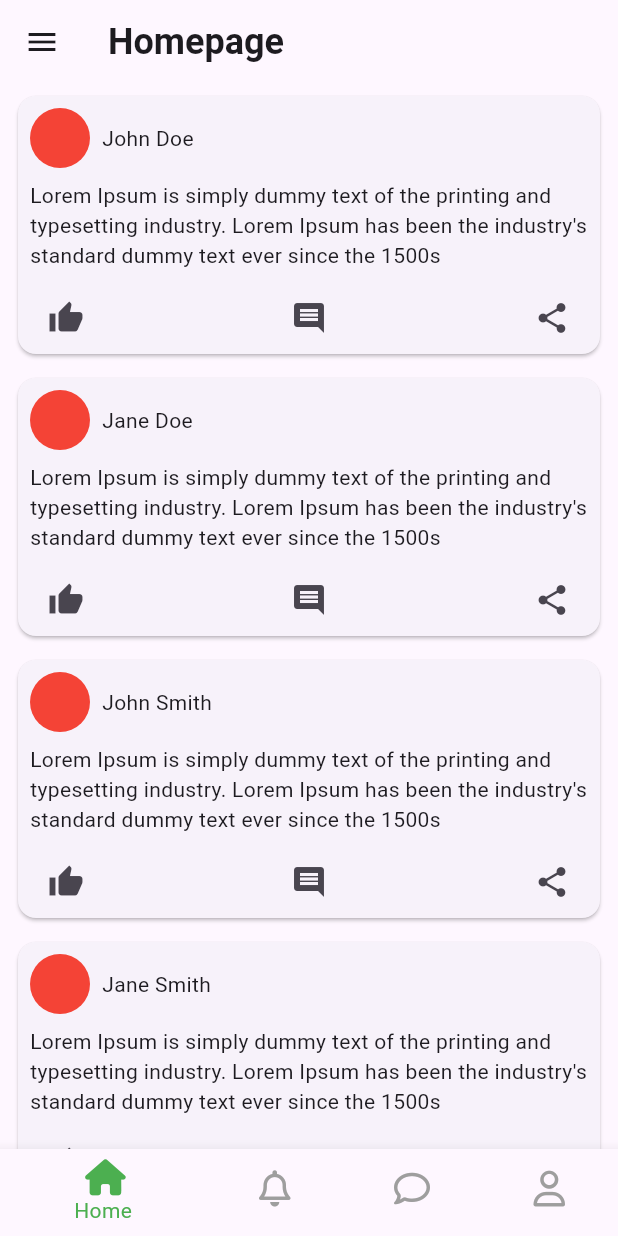
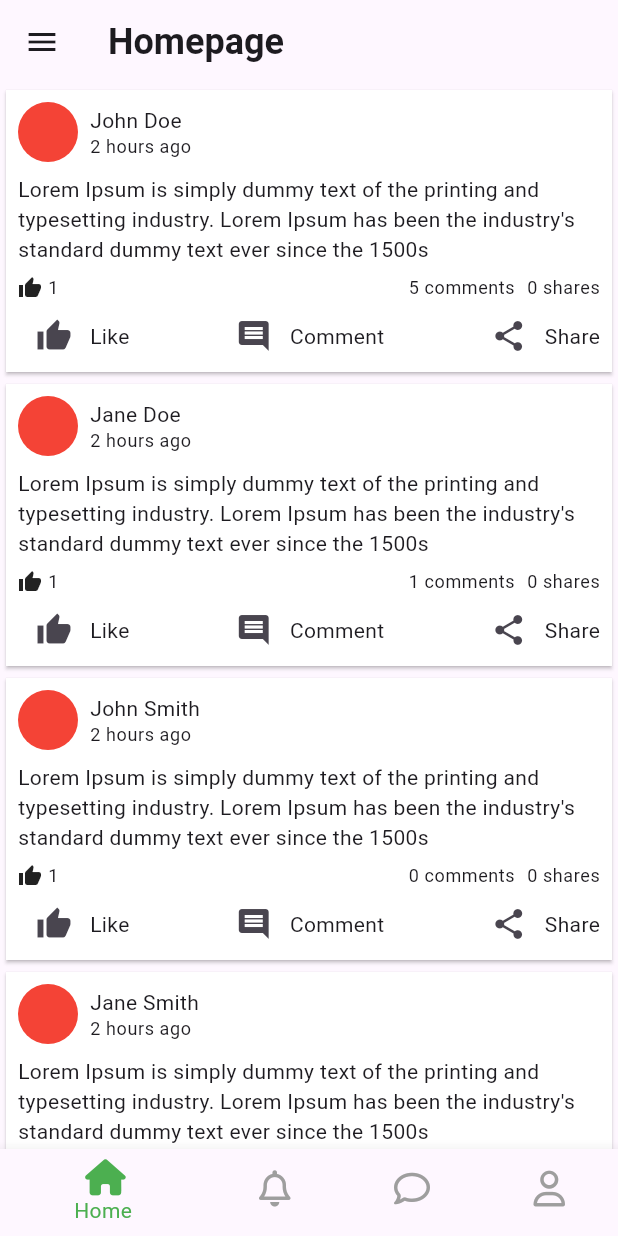
Before and after one commit to tsuna614/se346_project, a Flutter app: the screen it shows once a user with an empty profile is signed in, on a phone screen of 412 x 824 dp. Run offline on Flutter 3.47's test engine with Material 3 defaults, Android fonts, the light colour scheme and no system bars; our stand-ins replace dio, firebase_auth, firebase_core, flutter_bloc, font_awesome_flutter, transparent_image; accounts and stored records are empty.

Commit message:
improvement(post): updated post widget to match more closely with facebook post still using sample data

```diff
--- a/lib/src/widgets/post.dart
+++ b/lib/src/widgets/post.dart
@@ -1,6 +1,7 @@
 import 'dart:async';
 
 import 'package:flutter/material.dart';
+import 'package:flutter/widgets.dart';
 import 'package:flutter_bloc/flutter_bloc.dart';
 import 'package:transparent_image/transparent_image.dart';
 import 'package:se346_project/src/blocs/CommentBloc.dart';
@@ -12,13 +13,14 @@ class Post extends StatelessWidget {
   final String content;
   final List<dynamic> comments;
   final String? avatarUrl;
-
+  final String? mediaUrl;
   const Post({
     super.key,
     required this.name,
     required this.content,
     this.comments = const [],
     this.avatarUrl,
+    this.mediaUrl,
   });
 
   void onLike() {
@@ -48,7 +50,10 @@ class Post extends StatelessWidget {
   @override
   Widget build(BuildContext context) {
     return Card(
-      margin: const EdgeInsets.fromLTRB(12.0, 8.0, 12.0, 8.0),
+      color: Colors.white,
+      shape: RoundedRectangleBorder(
+        borderRadius: BorderRadius.circular(0.0),
+      ),
       child: Padding(
         padding: const EdgeInsets.fromLTRB(8.0, 8.0, 8.0, 0.0),
         child: Column(
@@ -69,26 +74,100 @@ class Post extends StatelessWidget {
                             Colors.primaries.length],
                   ),
                 const SizedBox(width: 8.0),
+                Column(
+                  crossAxisAlignment: CrossAxisAlignment.start,
+                  children: [
                     Text(name),
+                    Text(
+                      '2 hours ago',
+                      style: Theme.of(context).textTheme.caption,
+                    ),
+                  ],
+                ),
               ],
             ),
             const SizedBox(height: 8.0),
+            Column(
+              children: [
                 Text(content),
+                if (mediaUrl != null)
+                  FadeInImage.memoryNetwork(
+                    placeholder: kTransparentImage,
+                    image: mediaUrl!,
+                    fit: BoxFit.cover,
+                    width: double.infinity,
+                    height: 200,
+                    imageErrorBuilder: (context, error, stackTrace) {
+                      return Container(
+                        width: double.infinity,
+                        height: 200,
+                        color: Colors.grey[300],
+                      );
+                    },
+                  ),
+              ],
+            ),
             const SizedBox(height: 8.0),
             Row(
               mainAxisAlignment: MainAxisAlignment.spaceBetween,
+              children: [
+                Row(
+                  children: [
+                    Icon(
+                      Icons.thumb_up,
+                      size: 16.0,
+                    ),
+                    const SizedBox(width: 4.0),
+                    Text(
+                      '1',
+                      style: Theme.of(context).textTheme.caption,
+                    ),
+                  ],
+                ),
+                Row(
+                  children: [
+                    Text(
+                      '${comments.length} comments',
+                      style: Theme.of(context).textTheme.caption,
+                    ),
+                    const SizedBox(width: 8.0),
+                    Text(
+                      '0 shares',
+                      style: Theme.of(context).textTheme.caption,
+                    ),
+                  ],
+                ),
+              ],
+            ),
+            Row(
+              mainAxisAlignment: MainAxisAlignment.spaceBetween,
+              children: [
+                Row(
                   children: [
                     IconButton(
                       icon: const Icon(Icons.thumb_up),
                       onPressed: onLike,
                     ),
+                    Text('Like'),
+                  ],
+                ),
+                Row(
+                  children: [
                     IconButton(
                       icon: const Icon(Icons.comment),
                       onPressed: () => onComment(context),
                     ),
+                    Text('Comment'),
+                  ],
+                ),
+                Row(
+                  children: [
                     IconButton(
                       icon: const Icon(Icons.share),
                       onPressed: onShare,
+                    ),
+                    Text('Share'),
+                  ],
                 ),
               ],
             ),
```
Lines whose indentation alone changed are shown as unchanged.
